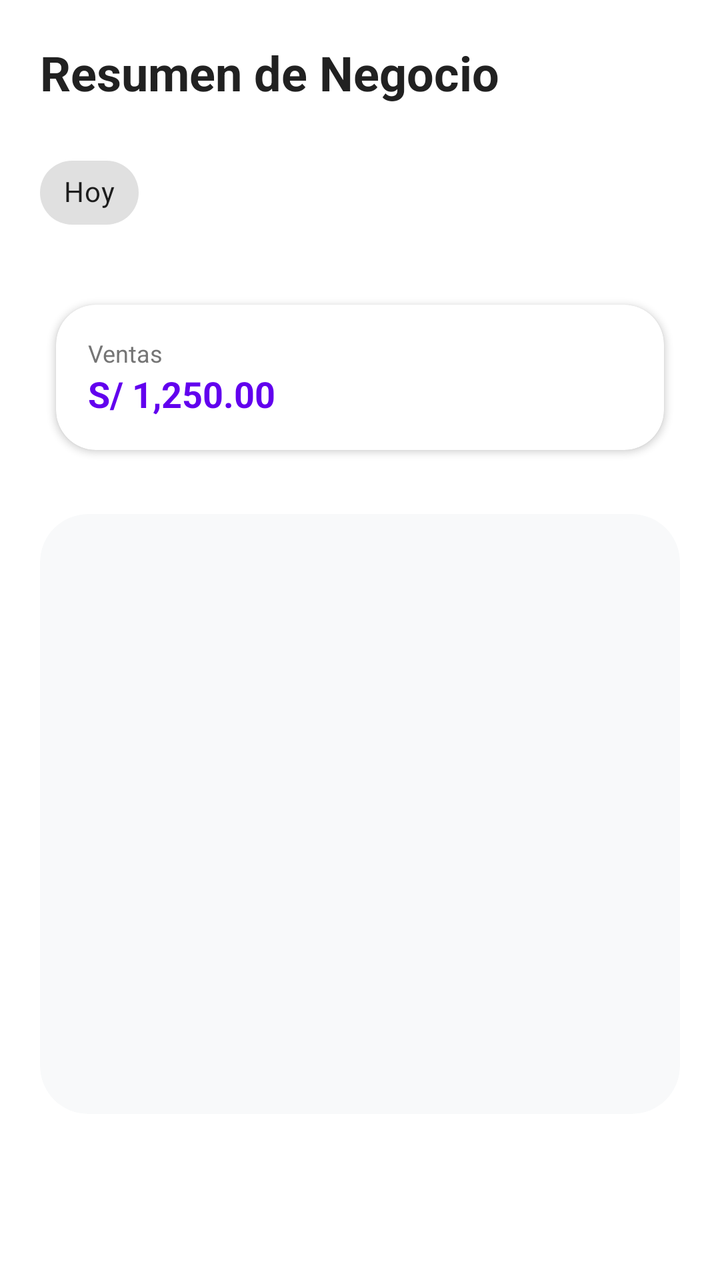
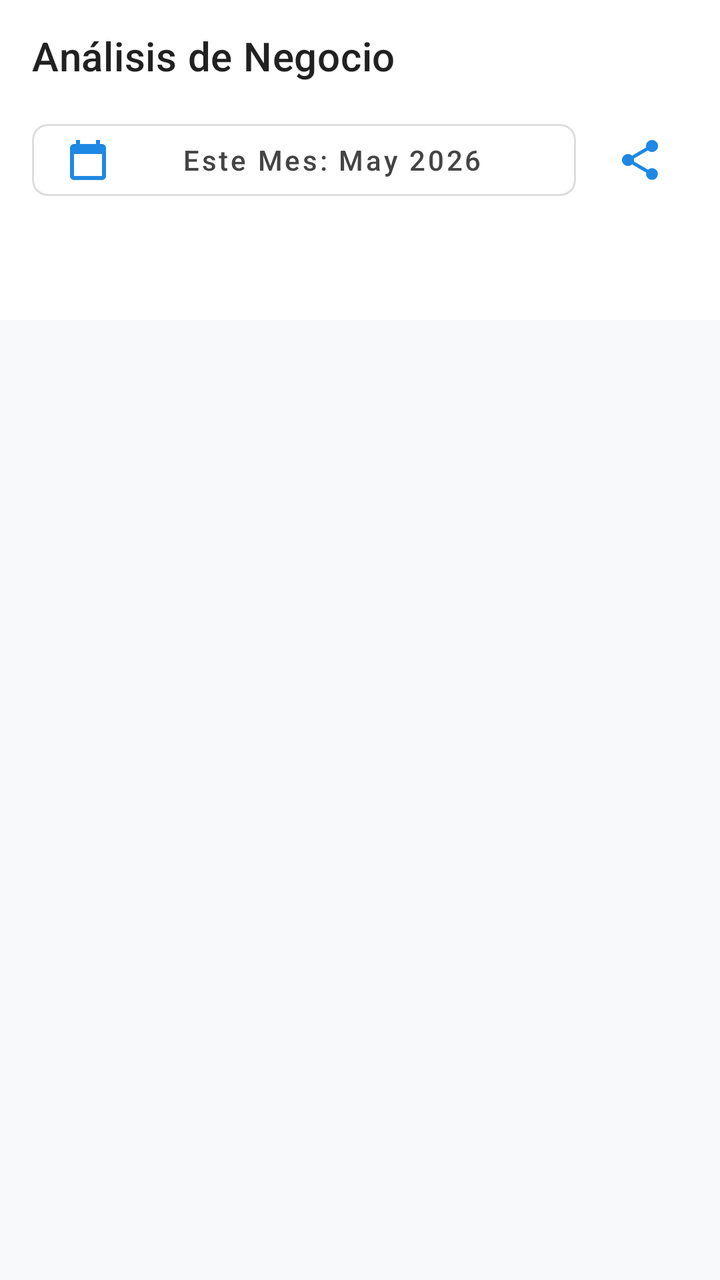

Two renders of the same Android screen: before a commit and after it. Below are the layout's source before the change and the commit's diff.
<!-- AndroidManifest.xml: application theme Theme.VERIFY -->
<!-- res/layout/activity_reports.xml -->
<?xml version="1.0" encoding="utf-8"?>
<androidx.core.widget.NestedScrollView xmlns:android="http://schemas.android.com/apk/res/android"
    xmlns:app="http://schemas.android.com/apk/res-auto"
    android:layout_width="match_parent"
    android:layout_height="match_parent"
    android:background="@color/white_pure">

    <LinearLayout
        android:layout_width="match_parent"
        android:layout_height="wrap_content"
        android:orientation="vertical"
        android:padding="20dp">

        <TextView
            android:layout_width="match_parent"
            android:layout_height="wrap_content"
            android:layout_marginBottom="20dp"
            android:text="Resumen de Negocio"
            android:textColor="@color/grey_text_dark"
            android:textSize="24sp"
            android:textStyle="bold" />

        <HorizontalScrollView
            android:layout_width="match_parent"
            android:layout_height="wrap_content"
            android:layout_marginBottom="24dp"
            android:scrollbars="none">

            <com.google.android.material.chip.ChipGroup
                android:layout_width="wrap_content"
                android:layout_height="wrap_content"
                app:selectionRequired="true"
                app:singleSelection="true">

                <com.google.android.material.chip.Chip
                    style="@style/Widget.MaterialComponents.Chip.Choice"
                    android:layout_width="wrap_content"
                    android:layout_height="wrap_content"
                    android:text="Hoy"
                    app:chipBackgroundColor="@color/bg_chip_selector" />

            </com.google.android.material.chip.ChipGroup>
        </HorizontalScrollView>

        <GridLayout
            android:layout_width="match_parent"
            android:layout_height="wrap_content"
            android:layout_marginBottom="24dp"
            android:alignmentMode="alignMargins"
            android:columnCount="2">

            <com.google.android.material.card.MaterialCardView
                android:layout_width="0dp"
                android:layout_height="wrap_content"
                android:layout_columnWeight="1"
                android:layout_margin="8dp"
                app:cardCornerRadius="20dp"
                app:cardElevation="2dp">

                <LinearLayout
                    android:layout_width="match_parent"
                    android:layout_height="wrap_content"
                    android:orientation="vertical"
                    android:padding="16dp">

                    <TextView
                        android:layout_width="match_parent"
                        android:layout_height="wrap_content"
                        android:text="Ventas"
                        android:textColor="@color/grey_text_secondary"
                        android:textSize="12sp" />

                    <TextView
                        android:layout_width="match_parent"
                        android:layout_height="wrap_content"
                        android:id="@+id/tvTotalVentas"
                        android:text="S/ 1,250.00"
                        android:textColor="@color/design_default_color_primary"
                        android:textSize="18sp"
                        android:textStyle="bold" />
                </LinearLayout>
            </com.google.android.material.card.MaterialCardView>

        </GridLayout>

        <com.google.android.material.card.MaterialCardView
            android:layout_width="match_parent"
            android:layout_height="300dp"
            app:cardBackgroundColor="#F8F9FA"
            app:cardCornerRadius="24dp"
            app:cardElevation="0dp"></com.google.android.material.card.MaterialCardView>

    </LinearLayout>
</androidx.core.widget.NestedScrollView>
<!-- resources referenced by this layout -->
<resources>
  <color name="grey_text_dark">#212121</color>
  <color name="grey_text_secondary">#757575</color>
  <color name="white_pure">#FFFFFF</color>
  <style name="Theme.VERIFY" parent="Base.Theme.VERIFY" />
  <style name="Base.Theme.VERIFY" parent="Theme.MaterialComponents.Light.NoActionBar">
          <item name="colorPrimary">@color/blue_corporative_primary</item>
          <item name="colorPrimaryDark">@color/blue_corporative_primary</item>
          <item name="colorAccent">@color/blue_corporative_primary</item>
  
          <item name="android:statusBarColor">@color/blue_corporative_primary</item>
          <item name="android:windowLightStatusBar">false</item>
          <item name="android:windowDrawsSystemBarBackgrounds">true</item>
          <item name="android:windowTranslucentStatus">false</item>
  
          <item name="android:textColorPrimary">@color/grey_text_dark</item>
  
          <item name="bottomSheetDialogTheme">@style/CustomBottomSheetDialog</item>
      </style>
  <color name="blue_corporative_primary">#1E88E5</color>
  <style name="CustomBottomSheetDialog" parent="Theme.Design.Light.BottomSheetDialog">
          <item name="android:windowIsFloating">false</item>
          <item name="bottomSheetStyle">@style/CustomBottomSheetStyle</item>
      </style>
  <style name="CustomBottomSheetStyle" parent="Widget.Design.BottomSheet.Modal">
          <item name="android:background">@drawable/bg_bottom_sheet</item>
          <item name="backgroundTint">@android:color/transparent</item>
      </style>
  <!-- drawable bg_bottom_sheet (drawable) -->
  <shape xmlns:android="http://schemas.android.com/apk/res/android">
      <solid android:color="@color/white_pure" />
      <corners android:topLeftRadius="20dp" android:topRightRadius="20dp" />
  </shape>
</resources>

<!-- the commit's change to res/layout/activity_reports.xml (unified diff, before → after) -->
@@ -1,94 +1,93 @@
 <?xml version="1.0" encoding="utf-8"?>
-<androidx.core.widget.NestedScrollView xmlns:android="http://schemas.android.com/apk/res/android"
+<androidx.coordinatorlayout.widget.CoordinatorLayout
+    xmlns:android="http://schemas.android.com/apk/res/android"
     xmlns:app="http://schemas.android.com/apk/res-auto"
     android:layout_width="match_parent"
     android:layout_height="match_parent"
-    android:background="@color/white_pure">
+    android:background="#F8F9FA">
 
-    <LinearLayout
+    
+    <com.google.android.material.appbar.AppBarLayout
         android:layout_width="match_parent"
         android:layout_height="wrap_content"
-        android:orientation="vertical"
-        android:padding="20dp">
+        android:background="@android:color/white"
+        app:elevation="0dp">
 
-        <TextView
+        <androidx.appcompat.widget.Toolbar
+            android:id="@+id/toolbarReportes"
+            android:layout_width="match_parent"
+            android:layout_height="?attr/actionBarSize"
+            app:title="Análisis de Negocio"
+            app:titleTextColor="@color/grey_text_dark" />
+
+        
+        <LinearLayout
             android:layout_width="match_parent"
             android:layout_height="wrap_content"
-            android:layout_marginBottom="20dp"
-            android:text="Resumen de Negocio"
-            android:textColor="@color/grey_text_dark"
-            android:textSize="24sp"
-            android:textStyle="bold" />
+            android:orientation="horizontal"
+            android:paddingHorizontal="16dp"
+            android:paddingBottom="8dp"
+            android:gravity="center_vertical">
 
-        <HorizontalScrollView
+            <com.google.android.material.button.MaterialButton
+                android:id="@+id/btnSelectRange"
+                style="@style/Widget.MaterialComponents.Button.OutlinedButton"
+                android:layout_width="0dp"
+                android:layout_height="wrap_content"
+                android:layout_weight="1"
+                android:text="Este Mes: May 2026"
+                android:textAllCaps="false"
+                android:textColor="#444444"
+                app:cornerRadius="8dp"
+                app:icon="@drawable/ic_calendar"
+                app:strokeColor="#DDDDDD" />
+
+            <ImageButton
+                android:id="@+id/btnExportReport"
+                android:layout_width="48dp"
+                android:layout_height="48dp"
+                android:layout_marginStart="8dp"
+                android:background="?attr/selectableItemBackgroundBorderless"
+                android:src="@drawable/ic_shared"
+                app:tint="@color/blue_corporative_primary" />
+        </LinearLayout>
+
+        
+        <com.google.android.material.tabs.TabLayout
+            android:id="@+id/tabLayoutReportes"
             android:layout_width="match_parent"
             android:layout_height="wrap_content"
-            android:layout_marginBottom="24dp"
-            android:scrollbars="none">
+            app:tabIndicatorColor="@color/blue_corporative_primary"
+            app:tabIndicatorHeight="3dp"
+            app:tabSelectedTextColor="@color/blue_corporative_primary"
+            app:tabTextColor="#777777"
+            app:tabMode="fixed"
+            app:tabRippleColor="@null"/>
 
-            <com.google.android.material.chip.ChipGroup
-                android:layout_width="wrap_content"
-                android:layout_height="wrap_content"
-                app:selectionRequired="true"
-                app:singleSelection="true">
+    </com.google.android.material.appbar.AppBarLayout>
 
-                <com.google.android.material.chip.Chip
-                    style="@style/Widget.MaterialComponents.Chip.Choice"
-                    android:layout_width="wrap_content"
-                    android:layout_height="wrap_content"
-                    android:text="Hoy"
-                    app:chipBackgroundColor="@color/bg_chip_selector" />
+    
+    <androidx.viewpager2.widget.ViewPager2
+        android:id="@+id/viewPagerReportes"
+        android:layout_width="match_parent"
+        android:layout_height="match_parent"
+        app:layout_behavior="@string/appbar_scrolling_view_behavior" />
 
-            </com.google.android.material.chip.ChipGroup>
-        </HorizontalScrollView>
+    
+    <FrameLayout
+        android:id="@+id/loadingOverlay"
+        android:layout_width="match_parent"
+        android:layout_height="match_parent"
+        android:background="#80FFFFFF"
+        android:visibility="gone"
+        android:clickable="true"
+        android:focusable="true">
+        <com.google.android.material.progressindicator.CircularProgressIndicator
+            android:layout_width="wrap_content"
+            android:layout_height="wrap_content"
+            android:layout_gravity="center"
+            android:indeterminate="true"
+            app:indicatorColor="@color/blue_corporative_primary" />
+    </FrameLayout>
 
-        <GridLayout
-            android:layout_width="match_parent"
-            android:layout_height="wrap_content"
-            android:layout_marginBottom="24dp"
-            android:alignmentMode="alignMargins"
-            android:columnCount="2">
-
-            <com.google.android.material.card.MaterialCardView
-                android:layout_width="0dp"
-                android:layout_height="wrap_content"
-                android:layout_columnWeight="1"
-                android:layout_margin="8dp"
-                app:cardCornerRadius="20dp"
-                app:cardElevation="2dp">
-
-                <LinearLayout
-                    android:layout_width="match_parent"
-                    android:layout_height="wrap_content"
-                    android:orientation="vertical"
-                    android:padding="16dp">
-
-                    <TextView
-                        android:layout_width="match_parent"
-                        android:layout_height="wrap_content"
-                        android:text="Ventas"
-                        android:textColor="@color/grey_text_secondary"
-                        android:textSize="12sp" />
-
-                    <TextView
-                        android:layout_width="match_parent"
-                        android:layout_height="wrap_content"
-                        android:id="@+id/tvTotalVentas"
-                        android:text="S/ 1,250.00"
-                        android:textColor="@color/design_default_color_primary"
-                        android:textSize="18sp"
-                        android:textStyle="bold" />
-                </LinearLayout>
-            </com.google.android.material.card.MaterialCardView>
-
-        </GridLayout>
-
-        <com.google.android.material.card.MaterialCardView
-            android:layout_width="match_parent"
-            android:layout_height="300dp"
-            app:cardBackgroundColor="#F8F9FA"
-            app:cardCornerRadius="24dp"
-            app:cardElevation="0dp"></com.google.android.material.card.MaterialCardView>
-
-    </LinearLayout>
-</androidx.core.widget.NestedScrollView>
+</androidx.coordinatorlayout.widget.CoordinatorLayout>
<!-- resource entries referenced after the edit -->
@@ -1,7 +1,22 @@
 <!-- resources referenced by this layout -->
 <resources>
   <color name="grey_text_dark">#212121</color>
-  <color name="grey_text_secondary">#757575</color>
+  <!-- drawable ic_calendar (drawable) -->
+  <vector xmlns:android="http://schemas.android.com/apk/res/android"
+      android:width="24dp"
+      android:height="24dp"
+      android:viewportWidth="24"
+      android:viewportHeight="24">
+      <path
+          android:fillColor="#666666"
+          android:pathData="M19,4h-1V2h-2v2H8V2H6v2H5C3.89,4 3.01,4.9 3.01,6L3,20c0,1.1 0.89,2 2,2h14c1.1,0 2,-0.9 2,-2V6C21,4.9 20.1,4 19,4zM19,20H5V9h14V20z"/>
+  </vector>
+  <!-- drawable ic_shared (drawable) -->
+  <vector xmlns:android="http://schemas.android.com/apk/res/android" android:height="24dp" android:tint="#000000" android:viewportHeight="24" android:viewportWidth="24" android:width="24dp">
+        
+      <path android:fillColor="@android:color/white" android:pathData="M18,16.08c-0.76,0 -1.44,0.3 -1.96,0.77L8.91,12.7c0.05,-0.23 0.09,-0.46 0.09,-0.7s-0.04,-0.47 -0.09,-0.7l7.05,-4.11c0.54,0.5 1.25,0.81 2.04,0.81 1.66,0 3,-1.34 3,-3s-1.34,-3 -3,-3 -3,1.34 -3,3c0,0.24 0.04,0.47 0.09,0.7L8.04,9.81C7.5,9.31 6.79,9 6,9c-1.66,0 -3,1.34 -3,3s1.34,3 3,3c0.79,0 1.5,-0.31 2.04,-0.81l7.12,4.16c-0.05,0.21 -0.08,0.43 -0.08,0.65 0,1.61 1.31,2.92 2.92,2.92 1.61,0 2.92,-1.31 2.92,-2.92s-1.31,-2.92 -2.92,-2.92z"/>
+      
+  </vector>
   <color name="white_pure">#FFFFFF</color>
   <style name="Theme.VERIFY" parent="Base.Theme.VERIFY" />
   <style name="Base.Theme.VERIFY" parent="Theme.MaterialComponents.Light.NoActionBar">
